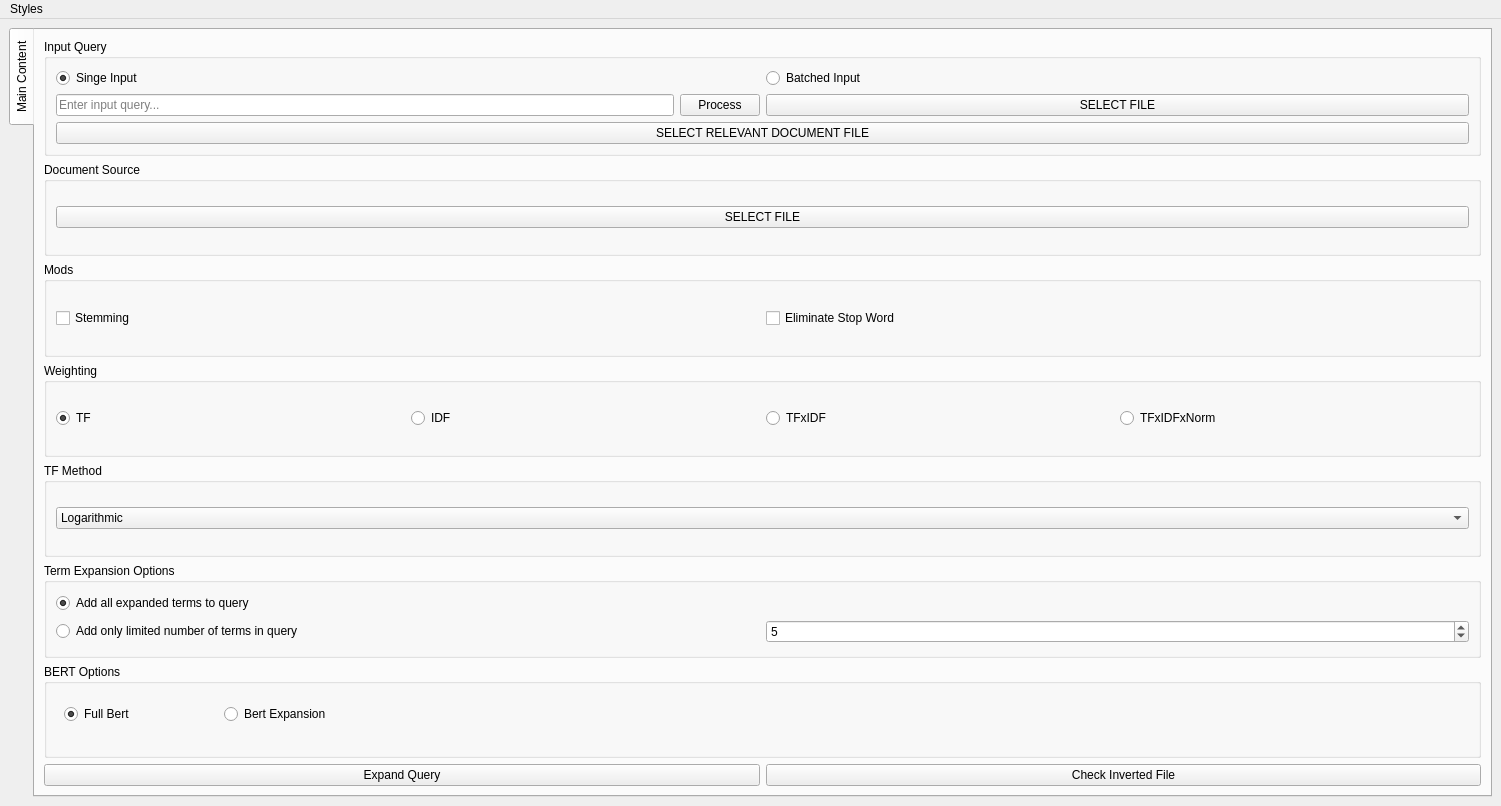
The window that gui/main_window.ui (NerbFox/IR-System) describes before a commit, drawn with Qt 5.
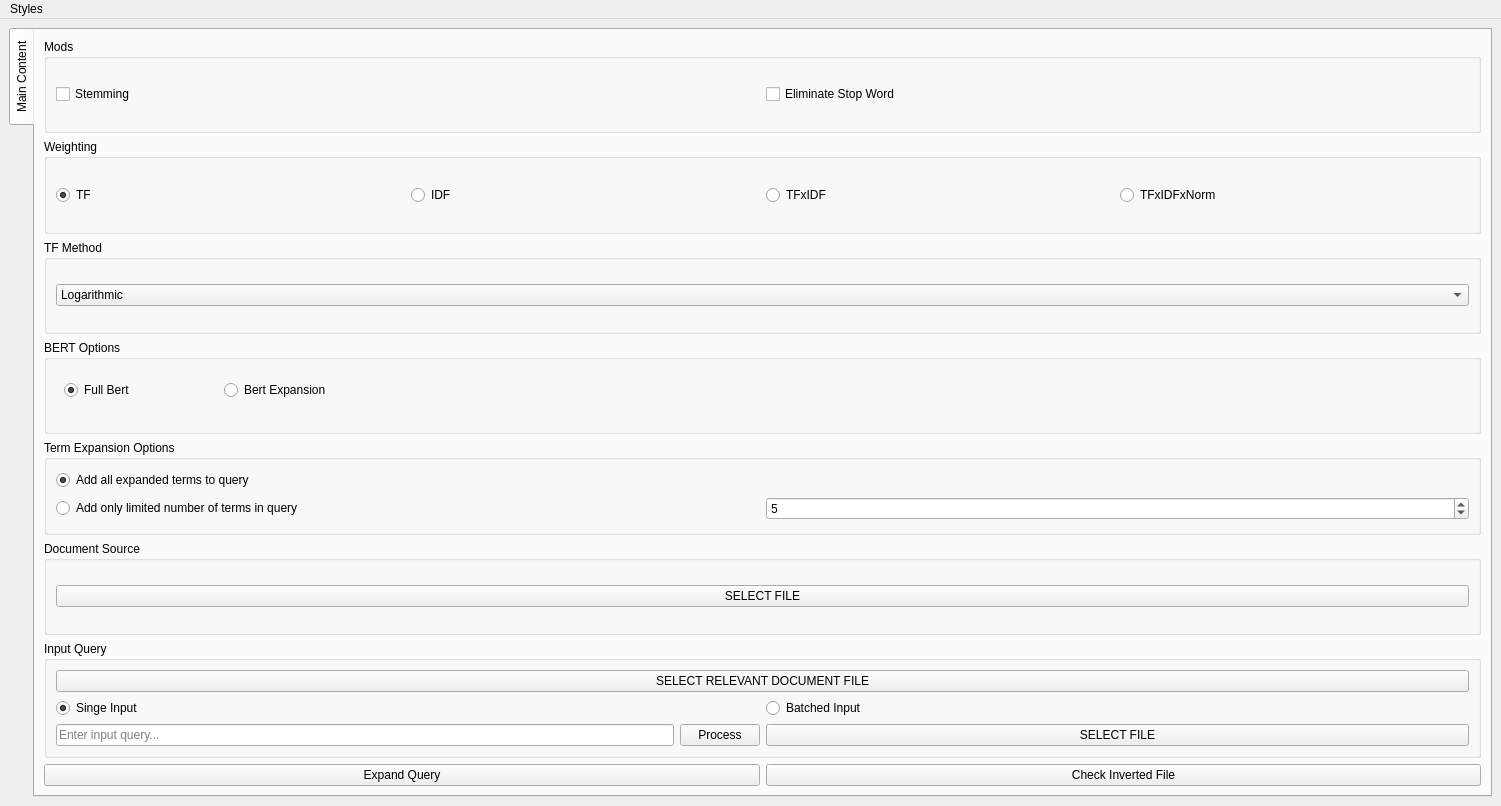
The same window after the commit.

Commit message: fix: adjust main window position

What changed in the file:
```diff
--- a/gui/main_window.ui
+++ b/gui/main_window.ui
@@ -28,65 +28,7 @@
         <string>Main Content</string>
        </attribute>
        <layout class="QGridLayout" name="gridLayout_2">
-        <item row="3" column="0" colspan="4">
-         <widget class="QGroupBox" name="groupBox_4">
-          <property name="title">
-           <string>Weighting</string>
-          </property>
-          <property name="checkable">
-           <bool>false</bool>
-          </property>
-          <property name="class" stdset="0">
-           <string>fill_background</string>
-          </property>
-          <layout class="QGridLayout" name="gridLayout_6">
-           <item row="3" column="0">
-            <widget class="QRadioButton" name="radioButton_tf">
-             <property name="enabled">
-              <bool>true</bool>
-             </property>
-             <property name="text">
-              <string>TF</string>
-             </property>
-             <property name="checked">
-              <bool>true</bool>
-             </property>
-            </widget>
-           </item>
-           <item row="3" column="1">
-            <widget class="QRadioButton" name="radioButton_idf">
-             <property name="enabled">
-              <bool>true</bool>
-             </property>
-             <property name="text">
-              <string>IDF</string>
-             </property>
-            </widget>
-           </item>
-           <item row="3" column="2">
-            <widget class="QRadioButton" name="radioButton_tfidf">
-             <property name="enabled">
-              <bool>true</bool>
-             </property>
-             <property name="text">
-              <string>TFxIDF</string>
-             </property>
-            </widget>
-           </item>
-           <item row="3" column="3">
-            <widget class="QRadioButton" name="radioButton_tfidfxnorm">
-             <property name="enabled">
-              <bool>true</bool>
-             </property>
-             <property name="text">
-              <string>TFxIDFxNorm</string>
-             </property>
-            </widget>
-           </item>
-          </layout>
-         </widget>
-        </item>
-        <item row="0" column="0" colspan="4">
+        <item row="7" column="0" colspan="4">
          <widget class="QGroupBox" name="groupBox_1">
           <property name="title">
            <string>Input Query</string>
@@ -98,14 +40,37 @@
            <string>fill_background</string>
           </property>
           <layout class="QGridLayout" name="gridLayout_3">
-           <item row="1" column="2" colspan="2">
+           <item row="1" column="2">
+            <widget class="QRadioButton" name="radioButton_batch">
+             <property name="enabled">
+              <bool>true</bool>
+             </property>
+             <property name="text">
+              <string>Batched Input</string>
+             </property>
+            </widget>
+           </item>
+           <item row="1" column="0">
+            <widget class="QRadioButton" name="radioButton_single">
+             <property name="enabled">
+              <bool>true</bool>
+             </property>
+             <property name="text">
+              <string>Singe Input</string>
+             </property>
+             <property name="checked">
+              <bool>true</bool>
+             </property>
+            </widget>
+           </item>
+           <item row="2" column="2" colspan="2">
             <widget class="QPushButton" name="pushButton_file">
              <property name="text">
               <string>SELECT FILE</string>
              </property>
             </widget>
            </item>
-           <item row="1" column="0" colspan="2">
+           <item row="2" column="0" colspan="2">
             <layout class="QHBoxLayout" name="horizontalLayout_folder">
              <item>
               <widget class="QLineEdit" name="lineEdit">
@@ -123,30 +88,7 @@
              </item>
             </layout>
            </item>
-           <item row="0" column="2">
-            <widget class="QRadioButton" name="radioButton_batch">
-             <property name="enabled">
-              <bool>true</bool>
-             </property>
-             <property name="text">
-              <string>Batched Input</string>
-             </property>
-            </widget>
-           </item>
-           <item row="0" column="0">
-            <widget class="QRadioButton" name="radioButton_single">
-             <property name="enabled">
-              <bool>true</bool>
-             </property>
-             <property name="text">
-              <string>Singe Input</string>
-             </property>
-             <property name="checked">
-              <bool>true</bool>
-             </property>
-            </widget>
-           </item>
-           <item row="2" column="0" colspan="4">
+           <item row="0" column="0" colspan="4">
             <widget class="QPushButton" name="pushButton_relevant">
              <property name="text">
               <string>SELECT RELEVANT DOCUMENT FILE</string>
@@ -156,7 +98,25 @@
           </layout>
          </widget>
         </item>
-        <item row="1" column="0" colspan="4">
+        <item row="14" column="0" colspan="4">
+         <layout class="QHBoxLayout" name="horizontalLayout_1">
+          <item>
+           <widget class="QPushButton" name="pushButton_1">
+            <property name="text">
+             <string>Expand Query</string>
+            </property>
+           </widget>
+          </item>
+          <item>
+           <widget class="QPushButton" name="pushButton_2">
+            <property name="text">
+             <string>Check Inverted File</string>
+            </property>
+           </widget>
+          </item>
+         </layout>
+        </item>
+        <item row="5" column="0" colspan="4">
          <widget class="QGroupBox" name="groupBox_2">
           <property name="title">
            <string>Document Source</string>
@@ -179,80 +139,6 @@
          </widget>
         </item>
         <item row="4" column="0" colspan="4">
-         <widget class="QGroupBox" name="groupBox_tf_method">
-          <property name="title">
-           <string>TF Method</string>
-          </property>
-          <property name="checkable">
-           <bool>false</bool>
-          </property>
-          <property name="class" stdset="0">
-           <string>fill_background</string>
-          </property>
-          <layout class="QGridLayout" name="gridLayout_7">
-           <item row="0" column="0">
-            <widget class="QComboBox" name="combobox">
-             <item>
-              <property name="text">
-               <string>Logarithmic</string>
-              </property>
-             </item>
-             <item>
-              <property name="text">
-               <string>Binary</string>
-              </property>
-             </item>
-             <item>
-              <property name="text">
-               <string>Augmented</string>
-              </property>
-             </item>
-             <item>
-              <property name="text">
-               <string>Raw</string>
-              </property>
-             </item>
-            </widget>
-           </item>
-          </layout>
-         </widget>
-        </item>
-        <item row="2" column="0" colspan="4">
-         <widget class="QGroupBox" name="groupBox_3">
-          <property name="title">
-           <string>Mods</string>
-          </property>
-          <property name="checkable">
-           <bool>false</bool>
-          </property>
-          <property name="class" stdset="0">
-           <string>fill_background</string>
-          </property>
-          <layout class="QGridLayout" name="gridLayout_5">
-           <item row="2" column="0">
-            <widget class="QCheckBox" name="checkBox_1">
-             <property name="enabled">
-              <bool>true</bool>
-             </property>
-             <property name="text">
-              <string>Stemming</string>
-             </property>
-            </widget>
-           </item>
-           <item row="2" column="2">
-            <widget class="QCheckBox" name="checkBox_2">
-             <property name="enabled">
-              <bool>true</bool>
-             </property>
-             <property name="text">
-              <string>Eliminate Stop Word</string>
-             </property>
-            </widget>
-           </item>
-          </layout>
-         </widget>
-        </item>
-        <item row="5" column="0" colspan="4">
          <widget class="QGroupBox" name="groupBox_5">
           <property name="title">
            <string>Term Expansion Options</string>
@@ -277,7 +163,7 @@
              </property>
             </widget>
            </item>
-           <item row="4" column="0">
+           <item row="0" column="0">
             <widget class="QRadioButton" name="radioButton_1">
              <property name="enabled">
               <bool>true</bool>
@@ -303,25 +189,7 @@
           </layout>
          </widget>
         </item>
-        <item row="7" column="0" colspan="4">
-         <layout class="QHBoxLayout" name="horizontalLayout_1">
-          <item>
-           <widget class="QPushButton" name="pushButton_1">
-            <property name="text">
-             <string>Expand Query</string>
-            </property>
-           </widget>
-          </item>
-          <item>
-           <widget class="QPushButton" name="pushButton_2">
-            <property name="text">
-             <string>Check Inverted File</string>
-            </property>
-           </widget>
-          </item>
-         </layout>
-        </item>
-        <item row="6" column="0" colspan="4">
+        <item row="3" column="0" colspan="4">
          <widget class="QGroupBox" name="groupBox">
           <property name="title">
            <string>BERT Options</string>
@@ -357,6 +225,138 @@
           </widget>
          </widget>
         </item>
+        <item row="2" column="0" colspan="4">
+         <widget class="QGroupBox" name="groupBox_tf_method">
+          <property name="title">
+           <string>TF Method</string>
+          </property>
+          <property name="checkable">
+           <bool>false</bool>
+          </property>
+          <property name="class" stdset="0">
+           <string>fill_background</string>
+          </property>
+          <layout class="QGridLayout" name="gridLayout_7">
+           <item row="0" column="0">
+            <widget class="QComboBox" name="combobox">
+             <item>
+              <property name="text">
+               <string>Logarithmic</string>
+              </property>
+             </item>
+             <item>
+              <property name="text">
+               <string>Binary</string>
+              </property>
+             </item>
+             <item>
+              <property name="text">
+               <string>Augmented</string>
+              </property>
+             </item>
+             <item>
+              <property name="text">
+               <string>Raw</string>
+              </property>
+             </item>
+            </widget>
+           </item>
+          </layout>
+         </widget>
+        </item>
+        <item row="1" column="0" colspan="4">
+         <widget class="QGroupBox" name="groupBox_4">
+          <property name="title">
+           <string>Weighting</string>
+          </property>
+          <property name="checkable">
+           <bool>false</bool>
+          </property>
+          <property name="class" stdset="0">
+           <string>fill_background</string>
+          </property>
+          <layout class="QGridLayout" name="gridLayout_6">
+           <item row="3" column="0">
+            <widget class="QRadioButton" name="radioButton_tf">
+             <property name="enabled">
+              <bool>true</bool>
+             </property>
+             <property name="text">
+              <string>TF</string>
+             </property>
+             <property name="checked">
+              <bool>true</bool>
+             </property>
+            </widget>
+           </item>
+           <item row="3" column="1">
+            <widget class="QRadioButton" name="radioButton_idf">
+             <property name="enabled">
+              <bool>true</bool>
+             </property>
+             <property name="text">
+              <string>IDF</string>
+             </property>
+            </widget>
+           </item>
+           <item row="3" column="2">
+            <widget class="QRadioButton" name="radioButton_tfidf">
+             <property name="enabled">
+              <bool>true</bool>
+             </property>
+             <property name="text">
+              <string>TFxIDF</string>
+             </property>
+            </widget>
+           </item>
+           <item row="3" column="3">
+            <widget class="QRadioButton" name="radioButton_tfidfxnorm">
+             <property name="enabled">
+              <bool>true</bool>
+             </property>
+             <property name="text">
+              <string>TFxIDFxNorm</string>
+             </property>
+            </widget>
+           </item>
+          </layout>
+         </widget>
+        </item>
+        <item row="0" column="0" colspan="4">
+         <widget class="QGroupBox" name="groupBox_3">
+          <property name="title">
+           <string>Mods</string>
+          </property>
+          <property name="checkable">
+           <bool>false</bool>
+          </property>
+          <property name="class" stdset="0">
+           <string>fill_background</string>
+          </property>
+          <layout class="QGridLayout" name="gridLayout_5">
+           <item row="2" column="0">
+            <widget class="QCheckBox" name="checkBox_1">
+             <property name="enabled">
+              <bool>true</bool>
+             </property>
+             <property name="text">
+              <string>Stemming</string>
+             </property>
+            </widget>
+           </item>
+           <item row="2" column="2">
+            <widget class="QCheckBox" name="checkBox_2">
+             <property name="enabled">
+              <bool>true</bool>
+             </property>
+             <property name="text">
+              <string>Eliminate Stop Word</string>
+             </property>
+            </widget>
+           </item>
+          </layout>
+         </widget>
+        </item>
        </layout>
       </widget>
      </widget>
```
Left out of the diff: 20 changed lines with no effect on the pictures.
